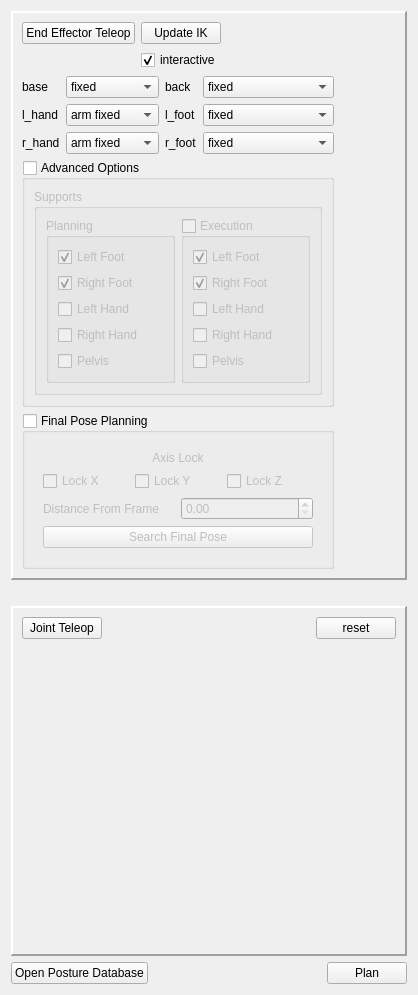
The window that src/app/ddTeleopPanel.ui (RobotLocomotion/director) describes before a commit, drawn with Qt 5.
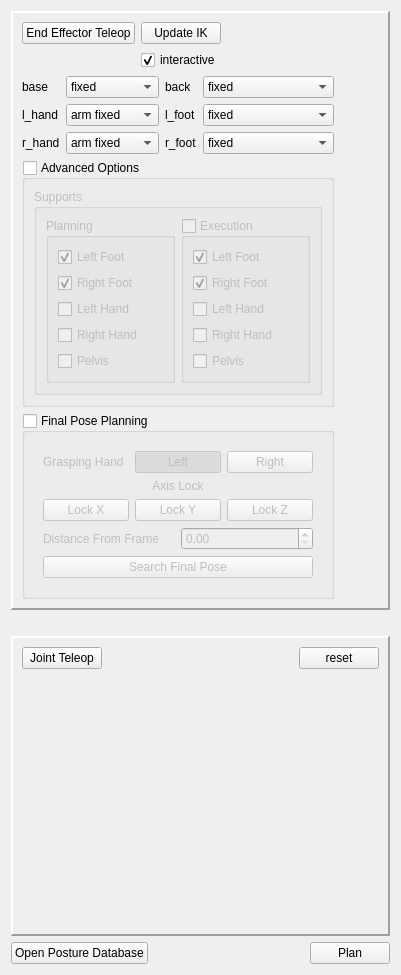
The same window after the commit.

Commit message: new ui elements and callbacks

The edit to the form file:
```diff
--- a/src/app/ddTeleopPanel.ui
+++ b/src/app/ddTeleopPanel.ui
@@ -6,8 +6,8 @@
    <rect>
     <x>0</x>
     <y>0</y>
-    <width>418</width>
-    <height>995</height>
+    <width>401</width>
+    <height>952</height>
    </rect>
   </property>
   <property name="windowTitle">
@@ -410,6 +410,40 @@
             <bool>false</bool>
            </property>
            <layout class="QVBoxLayout" name="verticalLayout_11">
+            <item>
+             <layout class="QHBoxLayout" name="horizontalLayout_6">
+              <item>
+               <widget class="QLabel" name="label_7">
+                <property name="text">
+                 <string>Grasping Hand</string>
+                </property>
+               </widget>
+              </item>
+              <item>
+               <widget class="QPushButton" name="leftGraspingHandButton">
+                <property name="text">
+                 <string>Left</string>
+                </property>
+                <property name="checkable">
+                 <bool>true</bool>
+                </property>
+                <property name="checked">
+                 <bool>true</bool>
+                </property>
+               </widget>
+              </item>
+              <item>
+               <widget class="QPushButton" name="rightGraspingHandButton">
+                <property name="text">
+                 <string>Right</string>
+                </property>
+                <property name="checkable">
+                 <bool>true</bool>
+                </property>
+               </widget>
+              </item>
+             </layout>
+            </item>
             <item>
              <widget class="QLabel" name="label_9">
               <property name="text">
@@ -423,7 +457,7 @@
             <item>
              <layout class="QHBoxLayout" name="horizontalLayout_3">
               <item>
-               <widget class="QCheckBox" name="xLockCheckbox">
+               <widget class="QPushButton" name="xLockButton">
                 <property name="text">
                  <string>Lock X</string>
                 </property>
@@ -433,7 +467,7 @@
                </widget>
               </item>
               <item>
-               <widget class="QCheckBox" name="yLockCheckbox">
+               <widget class="QPushButton" name="yLockButton">
                 <property name="text">
                  <string>Lock Y</string>
                 </property>
@@ -443,7 +477,7 @@
                </widget>
               </item>
               <item>
-               <widget class="QCheckBox" name="zLockCheckbox">
+               <widget class="QPushButton" name="zLockButton">
                 <property name="text">
                  <string>Lock Z</string>
                 </property>
```
The commit also changes 2 other files.
